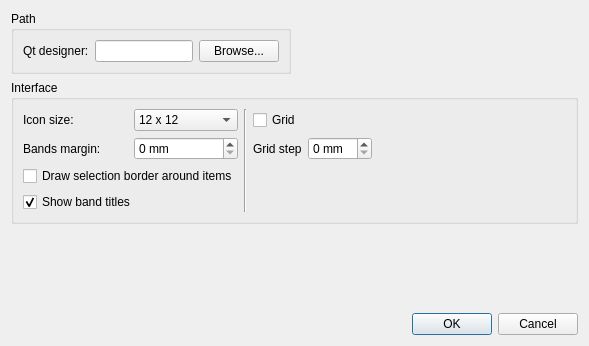
Before: the Qt Designer form apps/designer/optionsdialog.ui in shujaatak/exaro, drawn with Qt 5.
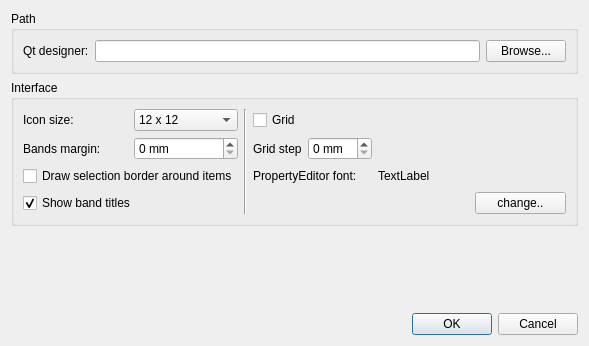
After: the same form once the commit is applied.

Patch:
```diff
--- a/apps/designer/optionsdialog.ui
+++ b/apps/designer/optionsdialog.ui
@@ -13,8 +13,8 @@
   <property name="windowTitle">
    <string>Options</string>
   </property>
-  <layout class="QGridLayout" name="gridLayout_2">
-   <item row="0" column="0">
+  <layout class="QVBoxLayout" name="verticalLayout">
+   <item>
     <widget class="QGroupBox" name="groupBox_2">
      <property name="title">
       <string>Path</string>
@@ -40,7 +40,7 @@
      </layout>
     </widget>
    </item>
-   <item row="1" column="0" colspan="2">
+   <item>
     <widget class="QGroupBox" name="groupBox">
      <property name="title">
       <string>Interface</string>
@@ -89,7 +89,7 @@
         </property>
        </widget>
       </item>
-      <item row="0" column="3" colspan="2">
+      <item row="0" column="3">
        <widget class="QCheckBox" name="cbGrid">
         <property name="text">
          <string>Grid</string>
@@ -127,6 +127,19 @@
         </property>
        </widget>
       </item>
+      <item row="1" column="5" colspan="2">
+       <spacer name="horizontalSpacer">
+        <property name="orientation">
+         <enum>Qt::Horizontal</enum>
+        </property>
+        <property name="sizeHint" stdset="0">
+         <size>
+          <width>317</width>
+          <height>20</height>
+         </size>
+        </property>
+       </spacer>
+      </item>
       <item row="2" column="0" colspan="2">
        <widget class="QCheckBox" name="drawSelection">
         <property name="layoutDirection">
@@ -143,6 +156,20 @@
         </property>
        </widget>
       </item>
+      <item row="2" column="3" colspan="2">
+       <widget class="QLabel" name="label_5">
+        <property name="text">
+         <string>PropertyEditor font:</string>
+        </property>
+       </widget>
+      </item>
+      <item row="2" column="5" colspan="2">
+       <widget class="QLabel" name="l_peFont">
+        <property name="text">
+         <string>TextLabel</string>
+        </property>
+       </widget>
+      </item>
       <item row="3" column="0" colspan="2">
        <widget class="QCheckBox" name="cbBandTitle">
         <property name="layoutDirection">
@@ -156,23 +183,30 @@
         </property>
        </widget>
       </item>
-      <item row="1" column="5">
-       <spacer name="horizontalSpacer">
+      <item row="3" column="3" colspan="3">
+       <spacer name="horizontalSpacer_2">
         <property name="orientation">
          <enum>Qt::Horizontal</enum>
         </property>
         <property name="sizeHint" stdset="0">
          <size>
-          <width>317</width>
+          <width>219</width>
           <height>20</height>
          </size>
         </property>
        </spacer>
       </item>
+      <item row="3" column="6">
+       <widget class="QPushButton" name="bChangeFontPE">
+        <property name="text">
+         <string>change..</string>
+        </property>
+       </widget>
+      </item>
      </layout>
     </widget>
    </item>
-   <item row="2" column="0">
+   <item>
     <spacer name="verticalSpacer">
      <property name="orientation">
       <enum>Qt::Vertical</enum>
@@ -185,7 +219,7 @@
      </property>
     </spacer>
    </item>
-   <item row="3" column="1">
+   <item>
     <widget class="QDialogButtonBox" name="buttonBox">
      <property name="orientation">
       <enum>Qt::Horizontal</enum>
```
